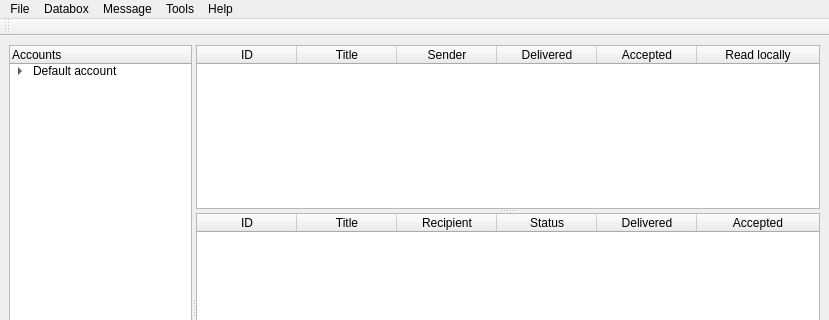
psakar/datovka, file ui/datovka.ui: the form before one commit; both pictures show x 0 to 829 and y 0 to 320 of the 829 by 600 pixel window.
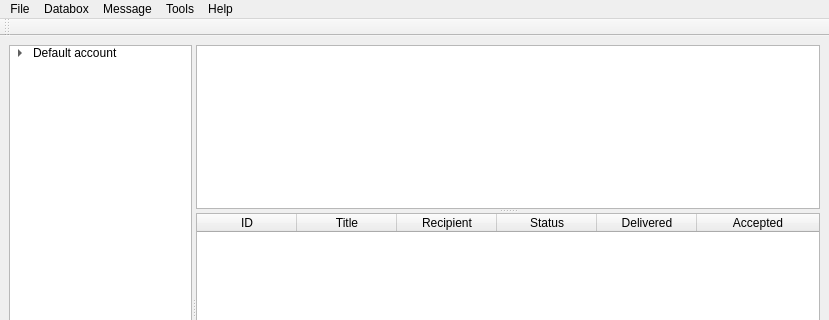
The form after the commit.

Patch:
```diff
--- a/ui/datovka.ui
+++ b/ui/datovka.ui
@@ -62,7 +62,7 @@
         <enum>QAbstractScrollArea::AdjustToContents</enum>
        </property>
        <attribute name="headerVisible">
-        <bool>true</bool>
+        <bool>false</bool>
        </attribute>
        <attribute name="headerDefaultSectionSize">
         <number>100</number>
@@ -109,7 +109,7 @@
             <number>6</number>
            </property>
            <attribute name="horizontalHeaderVisible">
-            <bool>true</bool>
+            <bool>false</bool>
            </attribute>
            <attribute name="horizontalHeaderCascadingSectionResizes">
             <bool>false</bool>
```
Left out of the diff: 23 changed lines with no effect on the pictures.
